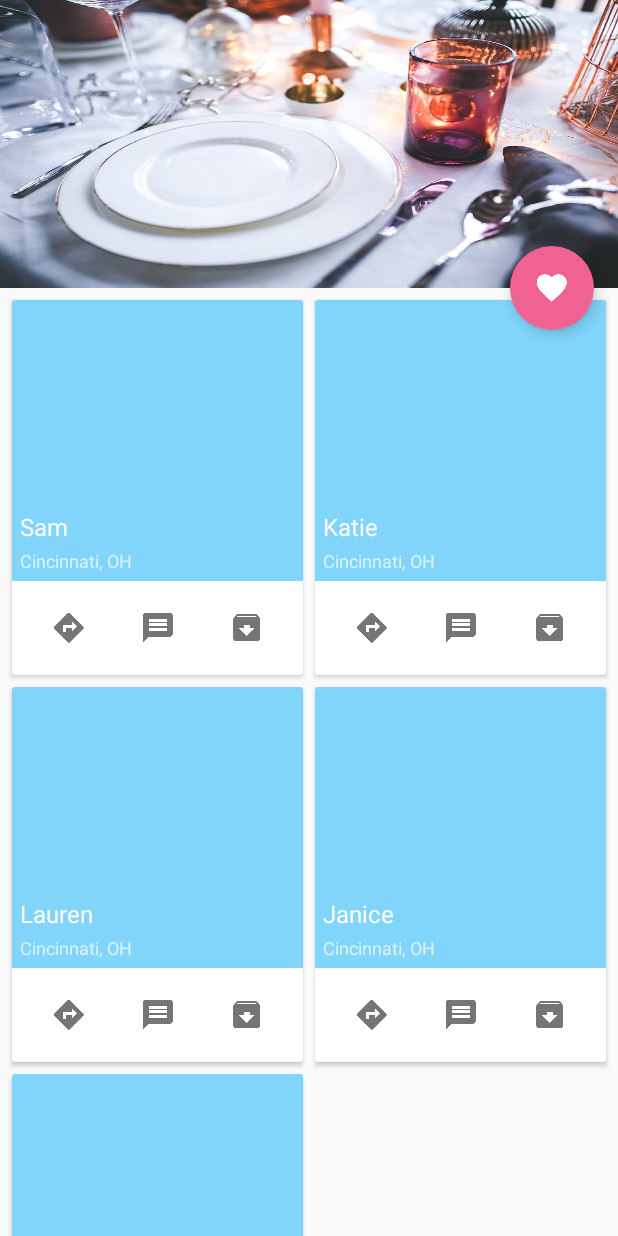
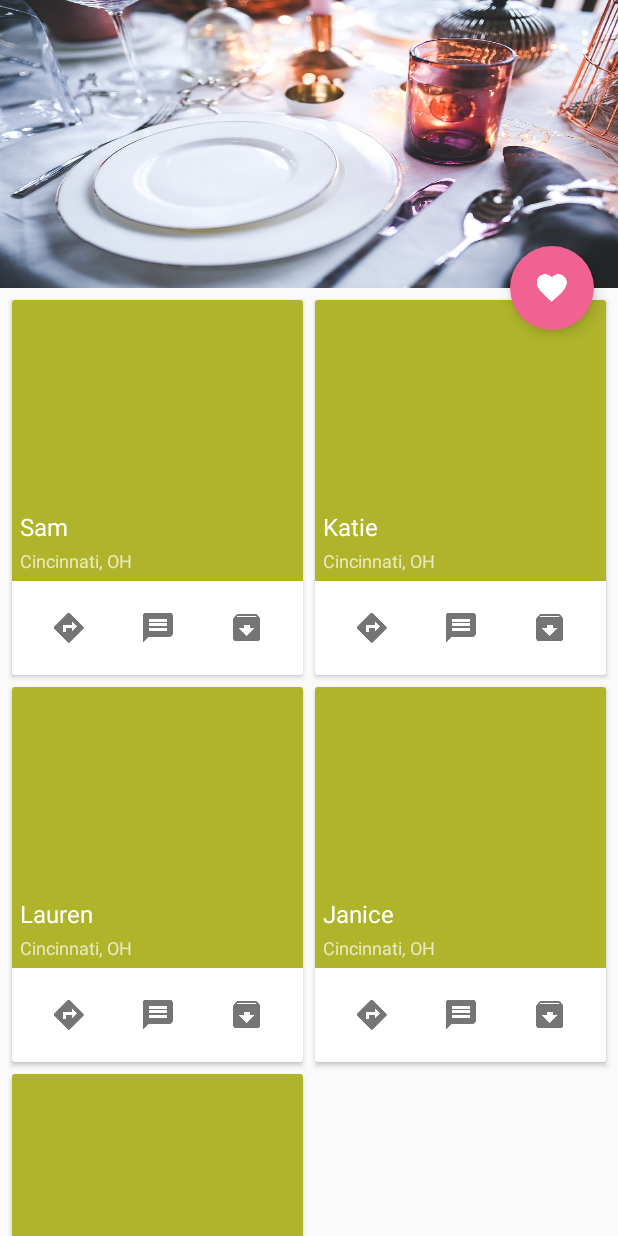
Before and after one commit to Net-Geek/Lunchr, an Android app: the screen it shows after launch (MainActivity), on a phone screen of 412 x 824 dp. Run offline under Robolectric (Android 15) with nearby library versions, the phone set to English and light mode, and no system bars; libraries missing offline, so code that uses them is left out: android.support.v7; 1 statement that could not run was skipped.

Commit message:
Fixed the color palette for random colors to color_700s

```diff
--- a/app/src/main/res/values/colors.xml
+++ b/app/src/main/res/values/colors.xml
@@ -7,16 +7,22 @@
     <color name="accent">@color/pink_300</color>
 
     <integer-array name="randomColorArray">
-        <item>@color/red_500</item>
-        <item>@color/purple_500</item>
-        <item>@color/green_500</item>
-        <item>@color/orange_500</item>
-        <item>@color/yellow_500</item>
-        <item>@color/blue_500</item>
-        <item>@color/light_blue_200</item>
-        <item>@color/pink_A400</item>
-        <item>@color/indigo_A200</item>
-        <item>@color/teal_A400</item>
+        <item>@color/red_700</item>
+        <item>@color/pink_700</item>
+        <item>@color/purple_700</item>
+        <item>@color/green_700</item>
+        <item>@color/orange_700</item>
+        <item>@color/yellow_700</item>
+        <item>@color/blue_700</item>
+        <item>@color/deep_orange_700</item>
+        <item>@color/light_blue_700</item>
+        <item>@color/indigo_700</item>
+        <item>@color/teal_700</item>
+        <item>@color/lime_700</item>
+        <item>@color/amber_700</item>
+        <item>@color/deep_purple_700</item>
+        <item>@color/cyan_700</item>
+        <item>@color/light_green_700</item>
     </integer-array>
 
     <color name="red_50">#FFEBEE</color>
```
